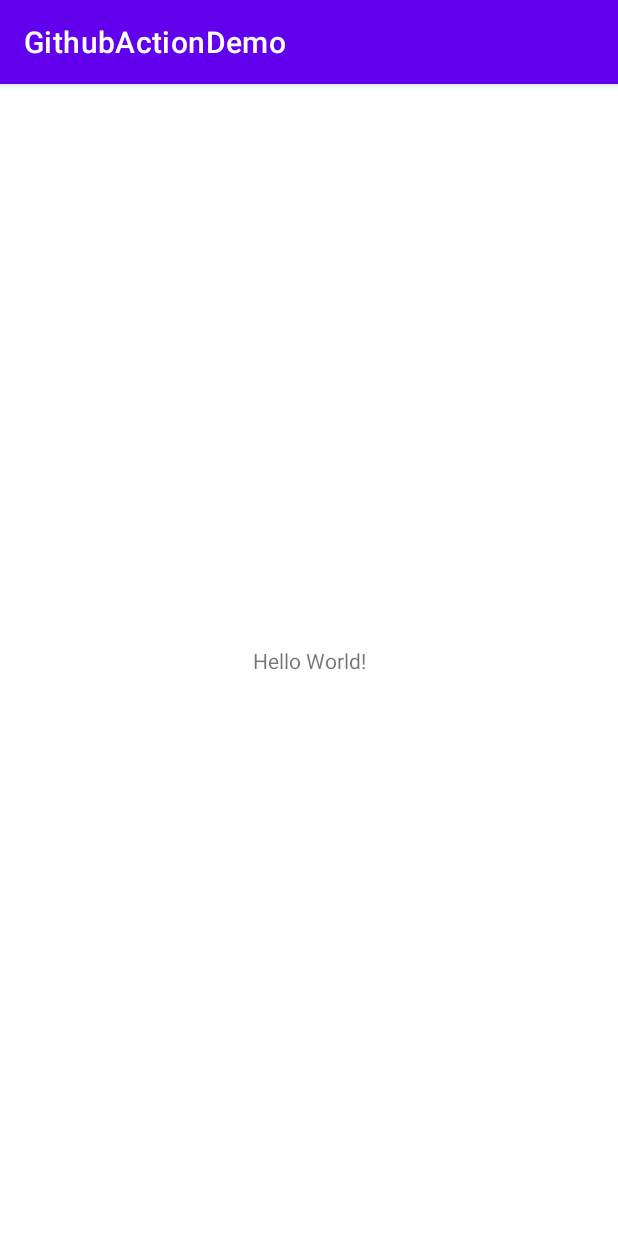
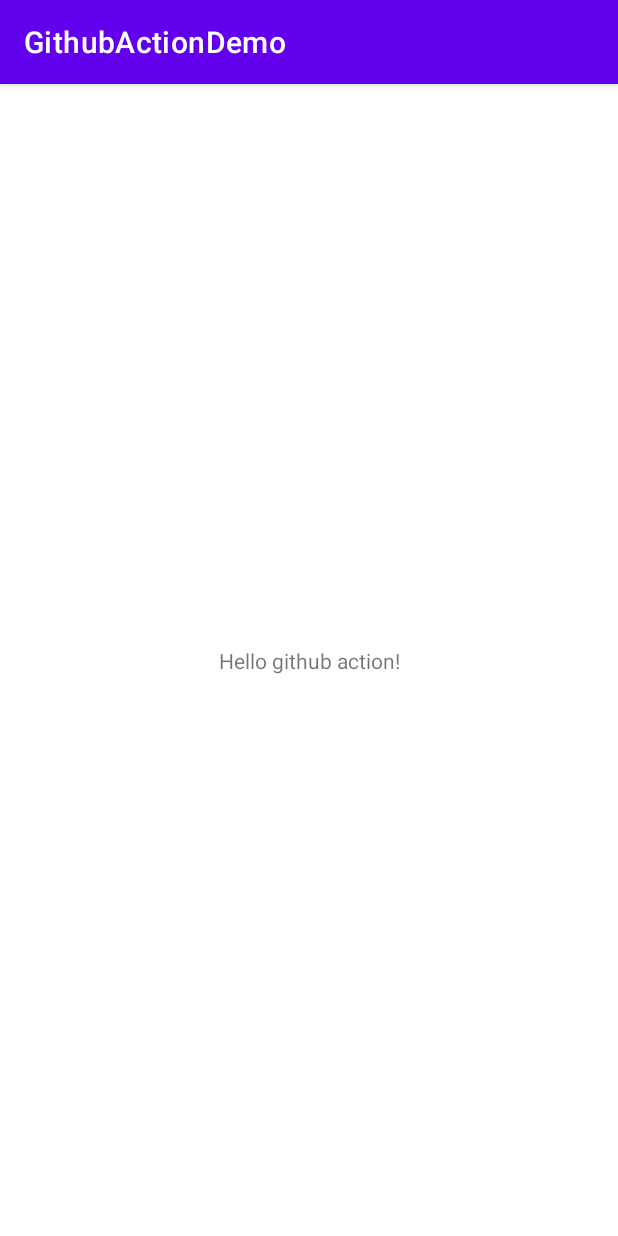
Before and after one commit to quyennh32/GithubActionDemo, an Android app: the screen it shows after launch (MainActivity), on a phone screen of 412 x 824 dp. Run offline under Robolectric (Android 15) with nearby library versions, the phone set to English and light mode, and no system bars.

Commit message:
Change msg

```diff
--- a/app/src/main/res/layout/activity_main.xml
+++ b/app/src/main/res/layout/activity_main.xml
@@ -9,7 +9,7 @@
     <TextView
         android:layout_width="wrap_content"
         android:layout_height="wrap_content"
-        android:text="Hello World!"
+        android:text="Hello github action!"
         app:layout_constraintBottom_toBottomOf="parent"
         app:layout_constraintLeft_toLeftOf="parent"
         app:layout_constraintRight_toRightOf="parent"
```
